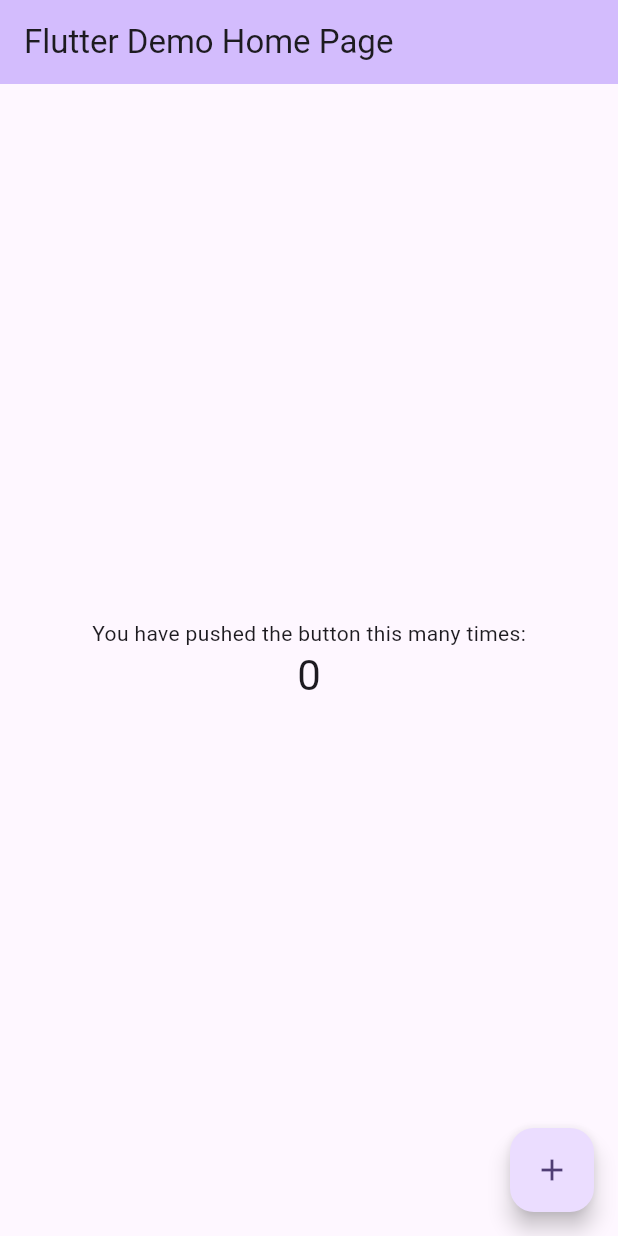
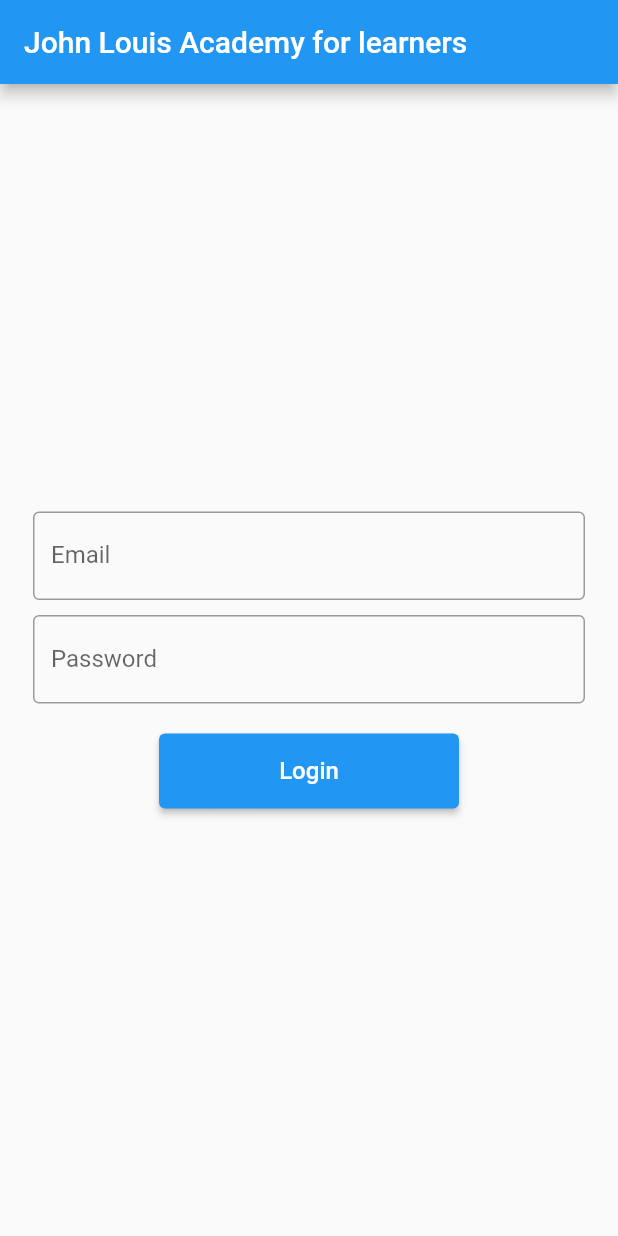
Before and after one commit to juliuscanute/manage-learning, a Flutter app: the screen it shows after launch, on a phone screen of 412 x 824 dp. Run offline on Flutter 3.47's test engine with Material 2 defaults, Android fonts, the phone set to English and light mode, and no system bars; our stand-ins replace firebase_auth, firebase_core, flutter_dotenv; accounts and stored records are empty.

Commit message:
login screen

```diff
--- /dev/null
+++ b/lib/login_screen.dart
@@ -0,0 +1,119 @@
+import 'package:firebase_auth/firebase_auth.dart';
+import 'package:flutter/material.dart';
+import 'package:manage_learning/page_route_animation.dart';
+import 'package:manage_learning/welcome_screen.dart';
+
+class LoginScreen extends StatefulWidget {
+  @override
+  _LoginScreenState createState() => _LoginScreenState();
+}
+
+class _LoginScreenState extends State<LoginScreen> {
+  final TextEditingController emailController = TextEditingController();
+  final TextEditingController passwordController = TextEditingController();
+  bool isLoading = false;
+
+  @override
+  Widget build(BuildContext context) {
+    // Determine screen size
+    var screenSize = MediaQuery.of(context).size;
+
+    return Scaffold(
+      appBar: AppBar(title: const Text('John Louis Academy for learners')),
+      body: Center(
+        child: SingleChildScrollView(
+          child: ConstrainedBox(
+            constraints:
+                const BoxConstraints(maxWidth: 400), // Max width for form
+            child: Padding(
+              padding: const EdgeInsets.all(16.0),
+              child: Column(
+                mainAxisAlignment: MainAxisAlignment.center,
+                children: <Widget>[
+                  TextField(
+                    controller: emailController,
+                    decoration: const InputDecoration(
+                      labelText: 'Email',
+                      border: OutlineInputBorder(),
+                    ),
+                    keyboardType: TextInputType.emailAddress,
+                  ),
+                  const SizedBox(height: 10),
+                  TextField(
+                    controller: passwordController,
+                    decoration: const InputDecoration(
+                      labelText: 'Password',
+                      border: OutlineInputBorder(),
+                    ),
+                    obscureText: true,
+                  ),
+                  const SizedBox(height: 20),
+                  ElevatedButton(
+                    onPressed: isLoading ? null : () => _login(context),
+                    style: ElevatedButton.styleFrom(
+                      minimumSize: Size(200,
+                          50), // Set a nice width and height for the button
+                      padding: EdgeInsets.symmetric(
+                          horizontal: 20, vertical: 10), // Adjust padding
+                    ),
+                    child: isLoading
+                        ? SizedBox(
+                            height: 24.0, // Smaller than the button's height
+                            width: 24.0, // Smaller than the button's width
+                            child: CircularProgressIndicator(
+                              strokeWidth:
+                                  3.0, // Adjust the spinning line width
+                              color: Colors.white, // Spinner color
+                            ),
+                          )
+                        : const Text('Login',
+                            style: TextStyle(fontSize: 16)), // Text styling
+                  ),
+                ],
+              ),
+            ),
+          ),
+        ),
+      ),
+    );
+  }
+
+  Future<void> _login(BuildContext context) async {
+    // Implement login logic
+    setState(() {
+      isLoading = true; // Start loading
+    });
+    try {
+      await FirebaseAuth.instance.signInWithEmailAndPassword(
+        email: emailController.text,
+        password: passwordController.text,
+      );
+
+      // On successful login
+      if (mounted) {
+        Navigator.of(context).pushReplacement(
+          NoAnimationPageRoute(page: const WelcomeScreen()),
+        );
+      }
+    } catch (e) {
+      if (mounted) {
+        _showToast(context, 'Login Failed: ${e.toString()}');
+      }
+    } finally {
+      setState(() {
+        isLoading = false; // Stop loading on success/error
+      });
+    }
+  }
+
+  void _showToast(BuildContext context, String message) {
+    final scaffold = ScaffoldMessenger.of(context);
+    scaffold.showSnackBar(
+      SnackBar(
+        content: Text(message),
+        action: SnackBarAction(
+            label: 'OK', onPressed: scaffold.hideCurrentSnackBar),
+      ),
+    );
+  }
+}
--- a/lib/main.dart
+++ b/lib/main.dart
@@ -1,10 +1,11 @@
 import 'package:firebase_core/firebase_core.dart';
 import 'package:flutter/material.dart';
 import 'package:flutter_dotenv/flutter_dotenv.dart';
+import 'package:manage_learning/login_screen.dart';
 
 void main() async {
   initializeFirebase();
-  runApp(const MyApp());
+  runApp(MyApp());
 }
 
 void initializeFirebase() async {
@@ -32,119 +33,12 @@ void initializeFirebase() async {
 class MyApp extends StatelessWidget {
   const MyApp({super.key});
 
-  // This widget is the root of your application.
   @override
   Widget build(BuildContext context) {
     return MaterialApp(
-      title: 'Flutter Demo',
-      theme: ThemeData(
-        // This is the theme of your application.
-        //
-        // TRY THIS: Try running your application with "flutter run". You'll see
-        // the application has a blue toolbar. Then, without quitting the app,
-        // try changing the seedColor in the colorScheme below to Colors.green
-        // and then invoke "hot reload" (save your changes or press the "hot
-        // reload" button in a Flutter-supported IDE, or press "r" if you used
-        // the command line to start the app).
-        //
-        // Notice that the counter didn't reset back to zero; the application
-        // state is not lost during the reload. To reset the state, use hot
-        // restart instead.
-        //
-        // This works for code too, not just values: Most code changes can be
-        // tested with just a hot reload.
-        colorScheme: ColorScheme.fromSeed(seedColor: Colors.deepPurple),
-        useMaterial3: true,
-      ),
-      home: const MyHomePage(title: 'Flutter Demo Home Page'),
+      debugShowCheckedModeBanner: false,
+      title: 'Welcome to John Louis academy',
+      home: LoginScreen(),
     );
   }
 }
-
-class MyHomePage extends StatefulWidget {
-  const MyHomePage({super.key, required this.title});
-
-  // This widget is the home page of your application. It is stateful, meaning
-  // that it has a State object (defined below) that contains fields that affect
-  // how it looks.
-
-  // This class is the configuration for the state. It holds the values (in this
-  // case the title) provided by the parent (in this case the App widget) and
-  // used by the build method of the State. Fields in a Widget subclass are
-  // always marked "final".
-
-  final String title;
-
-  @override
-  State<MyHomePage> createState() => _MyHomePageState();
-}
-
-class _MyHomePageState extends State<MyHomePage> {
-  int _counter = 0;
-
-  void _incrementCounter() {
-    setState(() {
-      // This call to setState tells the Flutter framework that something has
-      // changed in this State, which causes it to rerun the build method below
-      // so that the display can reflect the updated values. If we changed
-      // _counter without calling setState(), then the build method would not be
-      // called again, and so nothing would appear to happen.
-      _counter++;
-    });
-  }
-
-  @override
-  Widget build(BuildContext context) {
-    // This method is rerun every time setState is called, for instance as done
-    // by the _incrementCounter method above.
-    //
-    // The Flutter framework has been optimized to make rerunning build methods
-    // fast, so that you can just rebuild anything that needs updating rather
-    // than having to individually change instances of widgets.
-    return Scaffold(
-      appBar: AppBar(
-        // TRY THIS: Try changing the color here to a specific color (to
-        // Colors.amber, perhaps?) and trigger a hot reload to see the AppBar
-        // change color while the other colors stay the same.
-        backgroundColor: Theme.of(context).colorScheme.inversePrimary,
-        // Here we take the value from the MyHomePage object that was created by
-        // the App.build method, and use it to set our appbar title.
-        title: Text(widget.title),
-      ),
-      body: Center(
-        // Center is a layout widget. It takes a single child and positions it
-        // in the middle of the parent.
-        child: Column(
-          // Column is also a layout widget. It takes a list of children and
-          // arranges them vertically. By default, it sizes itself to fit its
-          // children horizontally, and tries to be as tall as its parent.
-          //
-          // Column has various properties to control how it sizes itself and
-          // how it positions its children. Here we use mainAxisAlignment to
-          // center the children vertically; the main axis here is the vertical
-          // axis because Columns are vertical (the cross axis would be
-          // horizontal).
-          //
-          // TRY THIS: Invoke "debug painting" (choose the "Toggle Debug Paint"
-          // action in the IDE, or press "p" in the console), to see the
-          // wireframe for each widget.
-          mainAxisAlignment: MainAxisAlignment.center,
-          children: <Widget>[
-            const Text(
-              'You have pushed the button this many times:',
-            ),
-            Text(
-              '$_counter',
-              style: Theme.of(context).textTheme.headlineMedium,
-            ),
-          ],
-        ),
-      ),
-      floatingActionButton: FloatingActionButton(
-        onPressed: _incrementCounter,
-        tooltip: 'Increment',
-        child: const Icon(Icons.add),
-      ), // This trailing comma makes auto-formatting nicer for build methods.
-    );
-  }
-}
--- /dev/null
+++ b/lib/page_route_animation.dart
@@ -0,0 +1,17 @@
+import 'package:flutter/material.dart';
+
+class NoAnimationPageRoute extends PageRouteBuilder {
+  final Widget page;
+
+  NoAnimationPageRoute({required this.page})
+      : super(
+          pageBuilder: (
+            BuildContext context,
+            Animation<double> animation,
+            Animation<double> secondaryAnimation,
+          ) =>
+              page,
+          transitionDuration: Duration.zero, // No animation
+          reverseTransitionDuration: Duration.zero,
+        );
+}
--- /dev/null
+++ b/lib/welcome_screen.dart
@@ -0,0 +1,15 @@
+import 'package:flutter/material.dart';
+
+class WelcomeScreen extends StatelessWidget {
+  const WelcomeScreen({super.key});
+
+  @override
+  Widget build(BuildContext context) {
+    return Scaffold(
+      appBar: AppBar(title: const Text('Welcome')),
+      body: const Center(
+        child: Text('Welcome to the app!', style: TextStyle(fontSize: 24)),
+      ),
+    );
+  }
+}
--- a/pubspec.yaml
+++ b/pubspec.yaml
@@ -31,7 +31,7 @@ dependencies:
   flutter:
     sdk: flutter
   flutter_dotenv: ^5.1.0
-  firebase_core: ^2.22.0
+  firebase_core: ^2.23.0
   firebase_auth: ^4.14.0
   firebase_database: ^10.3.4
 
```
Also changed, not shown: pubspec.lock.
